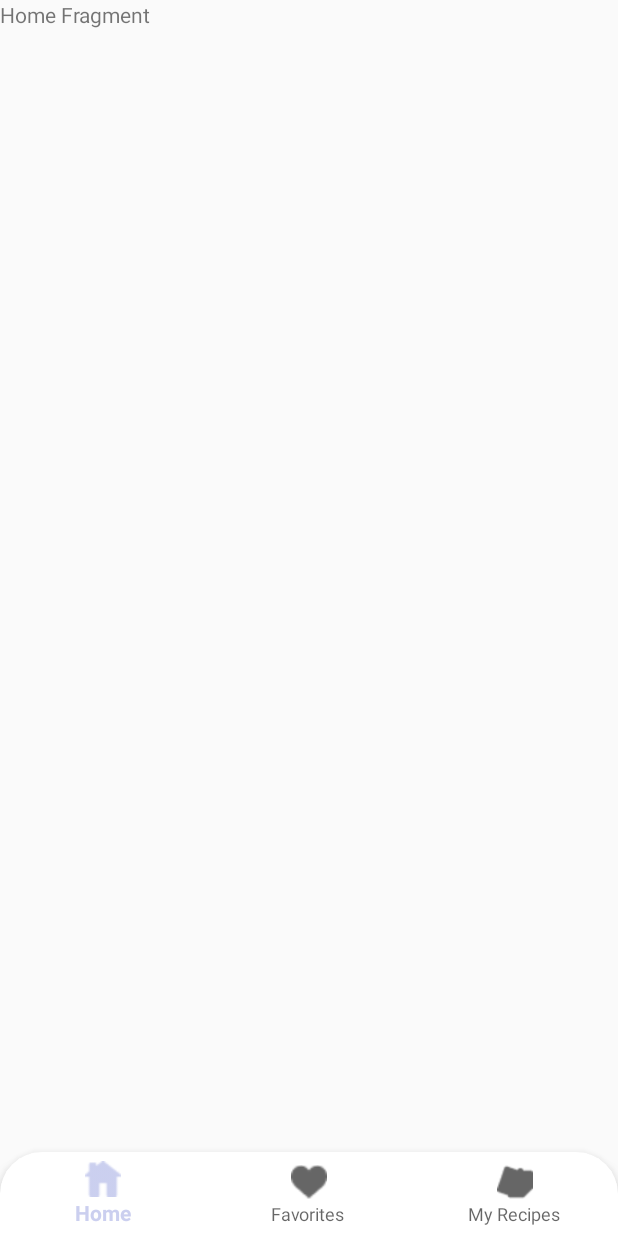
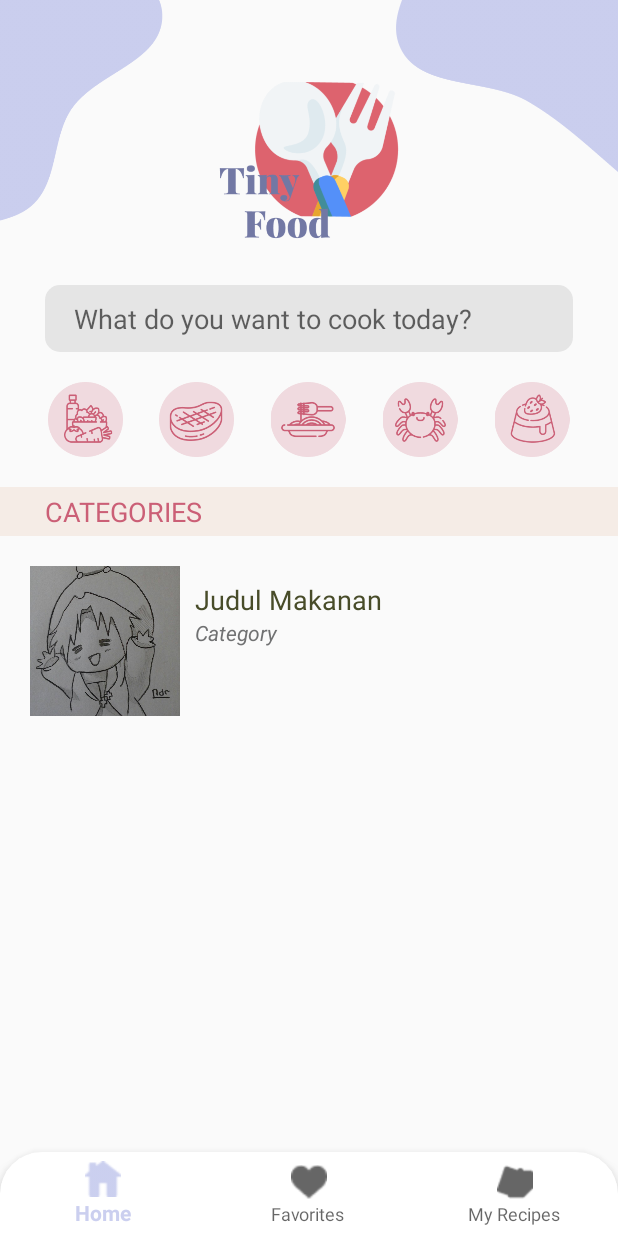
Before and after one commit to ITC-2020/Resep-Makanan, an Android app: the screen it shows after launch (MainActivity), on a phone screen of 412 x 824 dp. Run offline under Robolectric (Android 15) with nearby library versions, the phone set to English and light mode, and no system bars.

Commit message:
desain home

```diff
--- a/app/src/main/java/com/project/tinyfood/FavoritesFragment.java
+++ b/app/src/main/java/com/project/tinyfood/FavoritesFragment.java
@@ -2,6 +2,8 @@ package com.project.tinyfood;
 
 import android.os.Bundle;
 
+import androidx.annotation.NonNull;
+import androidx.annotation.Nullable;
 import androidx.fragment.app.Fragment;
 
 import android.view.LayoutInflater;
@@ -19,11 +21,9 @@ public class FavoritesFragment extends Fragment {
         // Required empty public constructor
     }
 
-
     @Override
-    public void onCreate(Bundle savedInstanceState) {
-        super.onCreate(savedInstanceState);
-
+    public void onViewCreated(@NonNull View view, @Nullable Bundle savedInstanceState) {
+        super.onViewCreated(view, savedInstanceState);
     }
 
     @Override
--- a/app/src/main/java/com/project/tinyfood/HomeFragment.java
+++ b/app/src/main/java/com/project/tinyfood/HomeFragment.java
@@ -2,6 +2,8 @@ package com.project.tinyfood;
 
 import android.os.Bundle;
 
+import androidx.annotation.NonNull;
+import androidx.annotation.Nullable;
 import androidx.fragment.app.Fragment;
 
 import android.view.LayoutInflater;
@@ -20,8 +22,8 @@ public class HomeFragment extends Fragment {
     }
 
     @Override
-    public void onCreate(Bundle savedInstanceState) {
-        super.onCreate(savedInstanceState);
+    public void onViewCreated(@NonNull View view, @Nullable Bundle savedInstanceState) {
+        super.onViewCreated(view, savedInstanceState);
     }
 
     @Override
--- a/app/src/main/java/com/project/tinyfood/RecipesFragment.java
+++ b/app/src/main/java/com/project/tinyfood/RecipesFragment.java
@@ -2,6 +2,8 @@ package com.project.tinyfood;
 
 import android.os.Bundle;
 
+import androidx.annotation.NonNull;
+import androidx.annotation.Nullable;
 import androidx.fragment.app.Fragment;
 
 import android.view.LayoutInflater;
@@ -20,9 +22,8 @@ public class RecipesFragment extends Fragment {
     }
 
     @Override
-    public void onCreate(Bundle savedInstanceState) {
-        super.onCreate(savedInstanceState);
-
+    public void onViewCreated(@NonNull View view, @Nullable Bundle savedInstanceState) {
+        super.onViewCreated(view, savedInstanceState);
     }
 
     @Override
--- /dev/null
+++ b/app/src/main/res/drawable/edittext_rounded.xml
@@ -0,0 +1,9 @@
+<?xml version="1.0" encoding="utf-8"?>
+<shape xmlns:android="http://schemas.android.com/apk/res/android">
+    <solid android:color="#E5E5E5"/>
+    <corners
+        android:topRightRadius="10dp"
+        android:topLeftRadius="10dp"
+        android:bottomLeftRadius="10dp"
+        android:bottomRightRadius="10dp"/>
+</shape>
--- a/app/src/main/res/layout/fragment_home.xml
+++ b/app/src/main/res/layout/fragment_home.xml
@@ -1,14 +1,133 @@
 <?xml version="1.0" encoding="utf-8"?>
-<FrameLayout xmlns:android="http://schemas.android.com/apk/res/android"
+<RelativeLayout xmlns:android="http://schemas.android.com/apk/res/android"
     xmlns:tools="http://schemas.android.com/tools"
     android:layout_width="match_parent"
     android:layout_height="match_parent"
     tools:context=".HomeFragment">
 
     <!-- TODO: Update blank fragment layout -->
+    <ImageView
+        android:id="@+id/iv_background_kiri"
+        android:layout_width="150dp"
+        android:layout_height="150dp"
+        android:layout_alignParentLeft="true"
+        android:layout_alignParentTop="true"
+        android:src="@drawable/background_kiri" />
+
+    <ImageView
+        android:id="@+id/iv_background_kanan"
+        android:layout_width="150dp"
+        android:layout_height="150dp"
+        android:layout_alignParentTop="true"
+        android:layout_alignParentRight="true"
+        android:src="@drawable/background_kanan" />
+
+    <ImageView
+        android:id="@+id/iv_logo"
+        android:layout_width="120dp"
+        android:layout_height="120dp"
+        android:layout_centerHorizontal="true"
+        android:layout_marginTop="50dp"
+        android:layout_marginBottom="20dp"
+        android:src="@drawable/tiny_logo" />
+
+    <EditText
+        android:id="@+id/et_search"
+        android:layout_width="match_parent"
+        android:layout_height="wrap_content"
+        android:layout_below="@+id/iv_logo"
+        android:layout_marginHorizontal="30dp"
+        android:background="@drawable/edittext_rounded"
+        android:hint="  What do you want to cook today?"
+        android:padding="10dp" />
+
+    <LinearLayout
+        android:id="@+id/ll_menu"
+        android:layout_width="match_parent"
+        android:layout_height="wrap_content"
+        android:layout_below="@id/et_search"
+        android:layout_marginHorizontal="20dp"
+        android:layout_marginVertical="20dp"
+        android:orientation="horizontal">
+
+        <ImageView
+            android:layout_width="50dp"
+            android:layout_height="50dp"
+            android:layout_weight="1"
+            android:src="@drawable/all_food" />
+
+        <ImageView
+            android:layout_width="50dp"
+            android:layout_height="50dp"
+            android:layout_weight="1"
+            android:src="@drawable/meat" />
+
+        <ImageView
+            android:layout_width="50dp"
+            android:layout_height="50dp"
+            android:layout_weight="1"
+            android:src="@drawable/pasta" />
+
+        <ImageView
+            android:layout_width="50dp"
+            android:layout_height="50dp"
+            android:layout_weight="1"
+            android:src="@drawable/seafood" />
+
+        <ImageView
+            android:layout_width="50dp"
+            android:layout_height="50dp"
+            android:layout_weight="1"
+            android:src="@drawable/dessert" />
+
+    </LinearLayout>
+
     <TextView
+        android:id="@+id/tv_categories"
         android:layout_width="match_parent"
-        android:layout_height="match_parent"
-        android:text="Home Fragment" />
+        android:layout_height="wrap_content"
+        android:layout_below="@id/ll_menu"
+        android:background="#F5ECE6"
+        android:paddingHorizontal="30dp"
+        android:paddingVertical="4dp"
+        android:text="CATEGORIES"
+        android:textColor="#CB5F76"
+        android:textSize="18sp" />
 
-</FrameLayout>
+    <RelativeLayout
+        android:id="@+id/rv_item"
+        android:layout_width="match_parent"
+        android:layout_height="wrap_content"
+        android:layout_below="@+id/tv_categories"
+        android:layout_marginHorizontal="20dp"
+        android:layout_marginVertical="20dp">
+
+        <ImageView
+            android:id="@+id/iv_image"
+            android:layout_width="100dp"
+            android:layout_height="100dp"
+            android:layout_marginRight="10dp"
+            android:src="@drawable/chibi" />
+
+        <TextView
+            android:id="@+id/tv_food_name"
+            android:layout_width="wrap_content"
+            android:layout_height="wrap_content"
+            android:layout_marginTop="10dp"
+            android:layout_toRightOf="@id/iv_image"
+            android:text="Judul Makanan"
+            android:textColor="#484C29"
+            android:textSize="18sp" />
+
+        <TextView
+            android:id="@+id/tv_food_category"
+            android:layout_width="wrap_content"
+            android:layout_height="wrap_content"
+            android:layout_below="@id/tv_food_name"
+            android:layout_toRightOf="@id/iv_image"
+            android:text="Category"
+            android:textColor="#707172"
+            android:textSize="14sp"
+            android:textStyle="italic" />
+    </RelativeLayout>
+</RelativeLayout>
```
Also changed, not shown: app/src/main/res/drawable-v24/all_food.png (added), app/src/main/res/drawable-v24/background.png (added), app/src/main/res/drawable-v24/background_kanan.png (added), app/src/main/res/drawable-v24/background_kiri.png (added), app/src/main/res/drawable-v24/chibi.jpg (added), app/src/main/res/drawable-v24/dessert.png (added), app/src/main/res/drawable-v24/meat.png (added), app/src/main/res/drawable-v24/pasta.png (added), app/src/main/res/drawable-v24/seafood.png (added), app/src/main/res/drawable-v24/tiny_logo.png (added).
